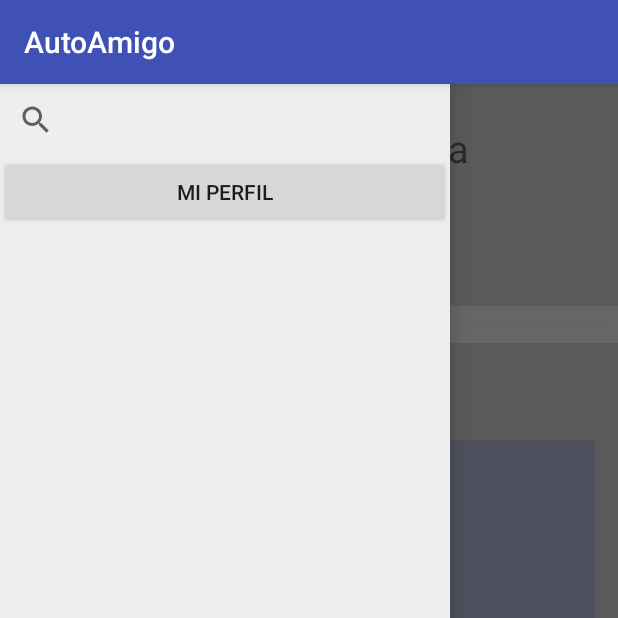
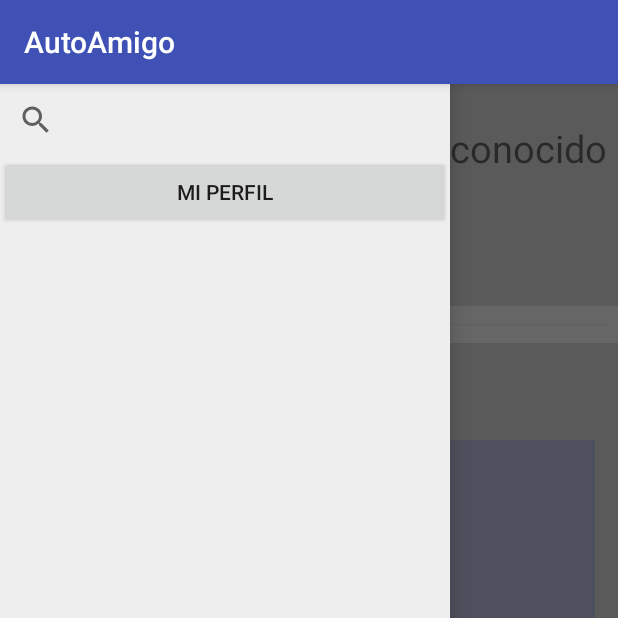
Before and after one commit to AutoAmigo/AutoAmigo, an Android app: the screen it shows after launch (UserInterface), with the side drawer open, on a phone screen of 412 x 824 dp, the top half of it. Run offline under Robolectric (Android 15) with nearby library versions, the phone set to English and light mode, and no system bars; 3 statements that could not run were skipped.

Commit message:
Modificaciones a UserActivity y UserInterface
Se agrego el metodo setUser a UserInterface, que permite:
-Modificar el nombre dinamicamente de acuerdo al usuario
-Mostrar la lista de viajes del usuario
Nombre de usuario hard-codeado en user_interface cambiado por un string
default
Se limpio el codigo de UserActivity y se agrego una condicion que
verifica si el usuario tiene viajes antes de querer mostrarlos

```diff
--- a/app/src/main/java/schnauzer/digital/autoamigo/UserInterface.java
+++ b/app/src/main/java/schnauzer/digital/autoamigo/UserInterface.java
@@ -6,10 +6,13 @@ import android.os.Bundle;
 import android.support.v7.app.AppCompatActivity;
 import android.util.Log;
 import android.view.View;
+import android.widget.AdapterView;
 import android.widget.Button;
 import android.widget.CheckBox;
 import android.widget.ListView;
 import android.widget.TabHost;
+import android.widget.TextView;
+import android.widget.Toast;
 
 import java.util.ArrayList;
 
@@ -18,8 +21,15 @@ import java.util.ArrayList;
  */
 public class UserInterface extends AppCompatActivity implements View.OnClickListener {
 
+    User user=null;
+
     //NAVIGATION VIEWS
     Button myProfileButton;
+
+    TextView userNameText;
+
+    private ListView rideListView;
+    private ArrayList<Ride> userRides;
 
     Button reglas;
     final String logTag ="UserInterface";
@@ -30,6 +40,7 @@ public class UserInterface extends AppCompatActivity implements View.OnClickList
         setContentView(R.layout.user_interface);
 
         myProfileButton = (Button) findViewById(R.id.myProfileButton);
+        userNameText = (TextView) findViewById(R.id.userNameTextInterface);
         TabHost tabHost = (TabHost)findViewById(R.id.tabHost);
         tabHost.setup();
 
@@ -44,8 +55,8 @@ public class UserInterface extends AppCompatActivity implements View.OnClickList
         tabHost.addTab(tabSpec);
 
 
-
         reglas = (Button) findViewById(R.id.reglasBtn);
+        rideListView = (ListView) findViewById(R.id.rideListView2);
 
         // Listeners
         myProfileButton.setOnClickListener(this);
@@ -56,9 +67,8 @@ public class UserInterface extends AppCompatActivity implements View.OnClickList
             }
         });
 
+        setUser(user);
     }
-
-
 
     public void onCheckboxClicked (View view){
         boolean checked = ((CheckBox) view).isChecked();
@@ -94,8 +104,6 @@ public class UserInterface extends AppCompatActivity implements View.OnClickList
 
     }
 
-
-
     public void reglasDialog (){
         final Dialog dialogReglas = new Dialog(this);
         dialogReglas.setContentView(R.layout.dialog_reglas);
@@ -118,6 +126,27 @@ public class UserInterface extends AppCompatActivity implements View.OnClickList
         dialogReglas.show();
     }
 
+    private void setUser (User user) {
+        userNameText.setText(user.getName());
+
+        userRides = user.getRides();
+
+        if (!user.getRides().isEmpty()) {
+            RideAdapter rideAdapter = new RideAdapter(this, R.layout.item_ride, userRides);
+
+            rideListView.setAdapter(rideAdapter);
+
+            rideListView.setOnItemClickListener(new AdapterView.OnItemClickListener() {
+                @Override
+                public void onItemClick(AdapterView<?> parent, View view, int position, long id) {
+                    String item = userRides.get(position).getName();
+
+                    Toast.makeText(getBaseContext(), item, Toast.LENGTH_SHORT).show();
+                }
+            });
+        }
+    }
+
     @Override
     public void onClick(View v) {
         Intent intent;
--- a/app/src/main/res/layout/user_interface.xml
+++ b/app/src/main/res/layout/user_interface.xml
@@ -49,10 +49,11 @@
                             <TextView
                                 android:layout_width="wrap_content"
                                 android:layout_height="wrap_content"
-                                android:text="Diego Padilla"
+                                android:text="@string/defaultName"
                                 android:textSize="25dp"
                                 android:layout_marginTop="25dp"
-                                android:layout_marginLeft="25dp"/>
+                                android:layout_marginLeft="25dp"
+                                android:id="@+id/userNameTextInterface"/>
                             <LinearLayout
                                 android:layout_width="wrap_content"
                                 android:layout_height="wrap_content" android:orientation="horizontal">
```
Also changed, not shown: app/src/main/java/schnauzer/digital/autoamigo/UserActivity.java (+18 -16 lines).
